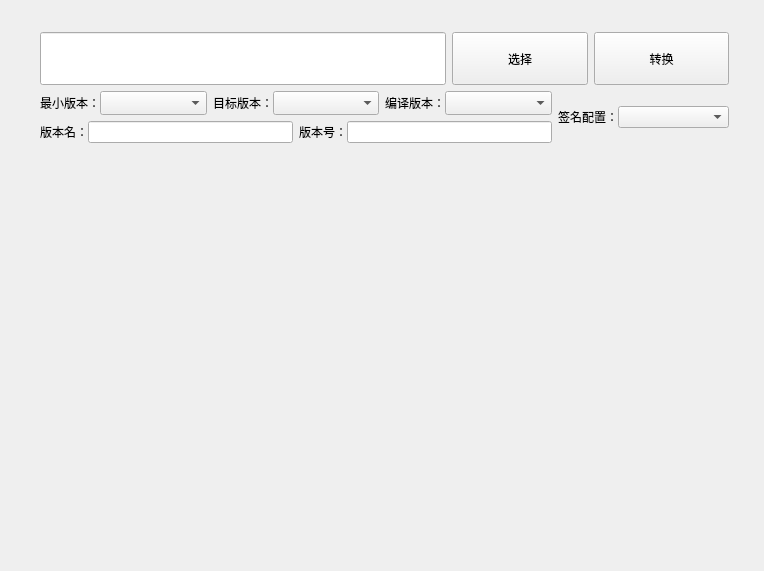
Above: res/ui/widget_apk2aab.ui from purejiang/BlankTool before the change. Below: the same form after it.
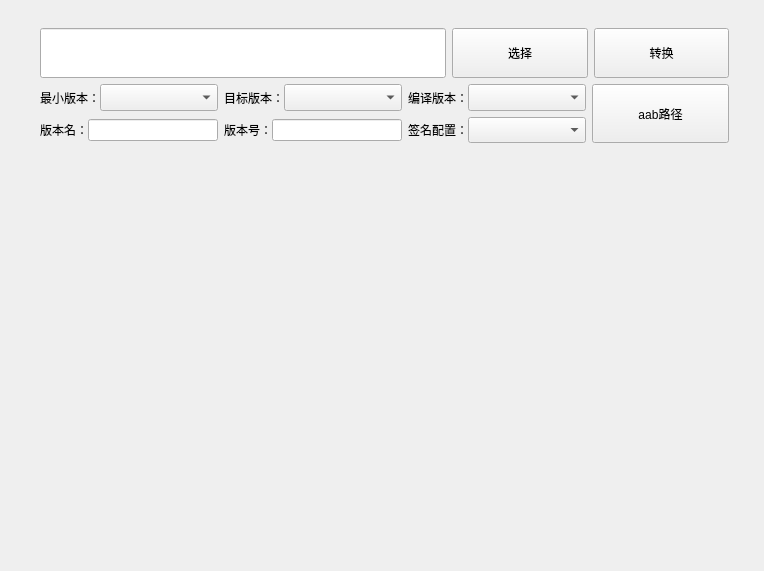
That is the form after the change.

Commit message: 优化代码结构；更新aapt2和android.jar版本；更新readme

What changed in the file:
```diff
--- a/res/ui/widget_apk2aab.ui
+++ b/res/ui/widget_apk2aab.ui
@@ -66,12 +66,12 @@
            <height>141</height>
           </rect>
          </property>
-         <layout class="QVBoxLayout" name="verticalLayout_2" stretch="1,1">
+         <layout class="QVBoxLayout" name="verticalLayout_2" stretch="5,6">
           <property name="leftMargin">
            <number>16</number>
           </property>
           <property name="topMargin">
-           <number>20</number>
+           <number>16</number>
           </property>
           <property name="rightMargin">
            <number>16</number>
@@ -132,14 +132,46 @@
            </layout>
           </item>
           <item>
-           <layout class="QHBoxLayout" name="horizontalLayout_5" stretch="3,1">
+           <layout class="QHBoxLayout" name="horizontalLayout_5" stretch="4,1">
             <item>
-             <layout class="QVBoxLayout" name="verticalLayout_4">
-              <property name="bottomMargin">
+             <layout class="QGridLayout" name="gridLayout" columnstretch="1,1,1">
+              <item row="0" column="1">
+               <layout class="QHBoxLayout" name="horizontalLayout_16">
+                <property name="spacing">
                <number>0</number>
               </property>
               <item>
-               <layout class="QHBoxLayout" name="horizontalLayout_4">
+                 <widget class="QLabel" name="label_8">
+                  <property name="sizePolicy">
+                   <sizepolicy hsizetype="Fixed" vsizetype="Preferred">
+                    <horstretch>0</horstretch>
+                    <verstretch>0</verstretch>
+                   </sizepolicy>
+                  </property>
+                  <property name="text">
+                   <string>目标版本：</string>
+                  </property>
+                 </widget>
+                </item>
+                <item>
+                 <widget class="QComboBox" name="cb_choose_target_version">
+                  <property name="sizePolicy">
+                   <sizepolicy hsizetype="Expanding" vsizetype="Expanding">
+                    <horstretch>0</horstretch>
+                    <verstretch>0</verstretch>
+                   </sizepolicy>
+                  </property>
+                  <property name="font">
+                   <font>
+                    <pointsize>7</pointsize>
+                   </font>
+                  </property>
+                 </widget>
+                </item>
+               </layout>
+              </item>
+              <item row="0" column="0">
+               <layout class="QHBoxLayout" name="horizontalLayout_4" stretch="0">
                 <property name="spacing">
                  <number>6</number>
                 </property>
@@ -181,42 +213,9 @@
                   </item>
                  </layout>
                 </item>
-                <item>
-                 <layout class="QHBoxLayout" name="horizontalLayout_16">
-                  <property name="spacing">
-                   <number>0</number>
-                  </property>
-                  <item>
-                   <widget class="QLabel" name="label_8">
-                    <property name="sizePolicy">
-                     <sizepolicy hsizetype="Fixed" vsizetype="Preferred">
-                      <horstretch>0</horstretch>
-                      <verstretch>0</verstretch>
-                     </sizepolicy>
-                    </property>
-                    <property name="text">
-                     <string>目标版本：</string>
-                    </property>
-                   </widget>
-                  </item>
-                  <item>
-                   <widget class="QComboBox" name="cb_choose_target_version">
-                    <property name="sizePolicy">
-                     <sizepolicy hsizetype="Expanding" vsizetype="Expanding">
-                      <horstretch>0</horstretch>
-                      <verstretch>0</verstretch>
-                     </sizepolicy>
-                    </property>
-                    <property name="font">
-                     <font>
-                      <pointsize>7</pointsize>
-                     </font>
-                    </property>
-                   </widget>
-                  </item>
-                 </layout>
-                </item>
-                <item>
+               </layout>
+              </item>
+              <item row="0" column="2">
                  <layout class="QHBoxLayout" name="horizontalLayout_18">
                   <property name="spacing">
                    <number>0</number>
@@ -251,17 +250,7 @@
                   </item>
                  </layout>
                 </item>
-               </layout>
-              </item>
-              <item>
-               <layout class="QHBoxLayout" name="horizontalLayout_3">
-                <property name="leftMargin">
-                 <number>0</number>
-                </property>
-                <property name="topMargin">
-                 <number>0</number>
-                </property>
-                <item>
+              <item row="1" column="0">
                  <layout class="QHBoxLayout" name="horizontalLayout_14">
                   <property name="spacing">
                    <number>0</number>
@@ -284,7 +273,7 @@
                   </item>
                  </layout>
                 </item>
-                <item>
+              <item row="1" column="1">
                  <layout class="QHBoxLayout" name="horizontalLayout_9">
                   <property name="spacing">
                    <number>0</number>
@@ -307,11 +296,7 @@
                   </item>
                  </layout>
                 </item>
-               </layout>
-              </item>
-             </layout>
-            </item>
-            <item>
+              <item row="1" column="2">
              <layout class="QHBoxLayout" name="horizontalLayout_13">
               <property name="spacing">
                <number>0</number>
@@ -332,7 +317,7 @@
               <item>
                <widget class="QComboBox" name="cb_apk2aab_choose_signer_config">
                 <property name="sizePolicy">
-                 <sizepolicy hsizetype="Expanding" vsizetype="Fixed">
+                   <sizepolicy hsizetype="Expanding" vsizetype="Expanding">
                   <horstretch>0</horstretch>
                   <verstretch>0</verstretch>
                  </sizepolicy>
@@ -341,6 +326,25 @@
                  <font>
                   <pointsize>7</pointsize>
                  </font>
+                  </property>
+                 </widget>
+                </item>
+               </layout>
+              </item>
+             </layout>
+            </item>
+            <item>
+             <layout class="QHBoxLayout" name="horizontalLayout_6">
+              <item>
+               <widget class="QPushButton" name="btn_jump_to_aab_path">
+                <property name="sizePolicy">
+                 <sizepolicy hsizetype="Expanding" vsizetype="Expanding">
+                  <horstretch>0</horstretch>
+                  <verstretch>0</verstretch>
+                 </sizepolicy>
+                </property>
+                <property name="text">
+                 <string>aab路径</string>
                 </property>
                </widget>
               </item>
```
Lines whose indentation alone changed are shown as unchanged. The commit also changes 19 other files.
